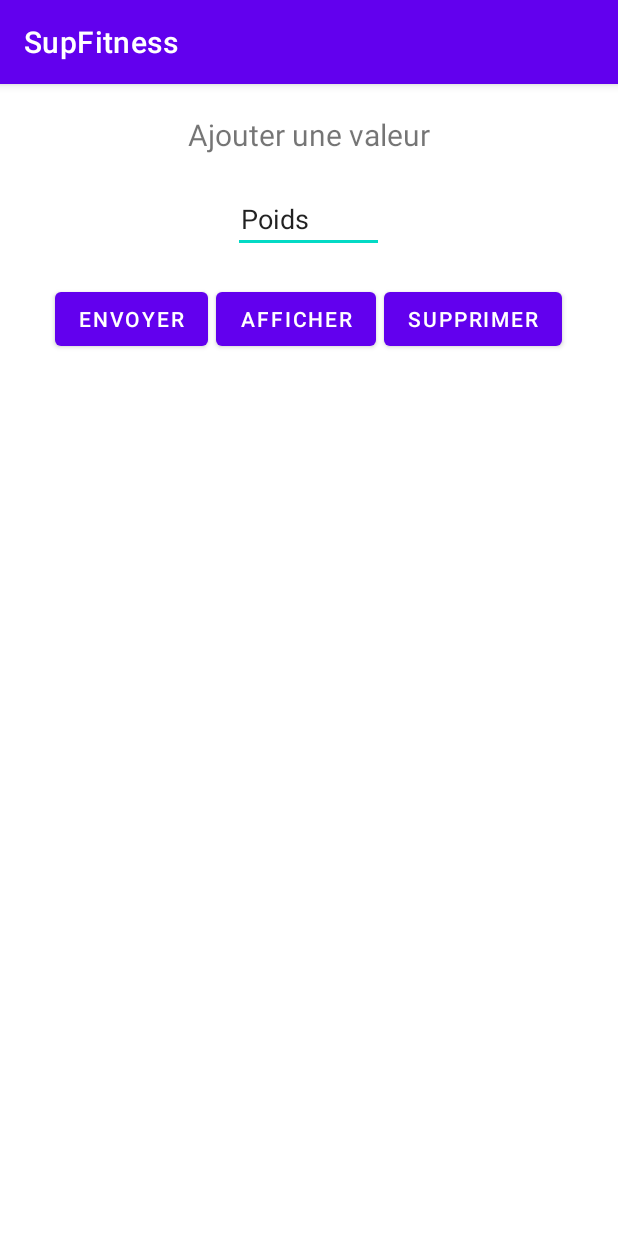
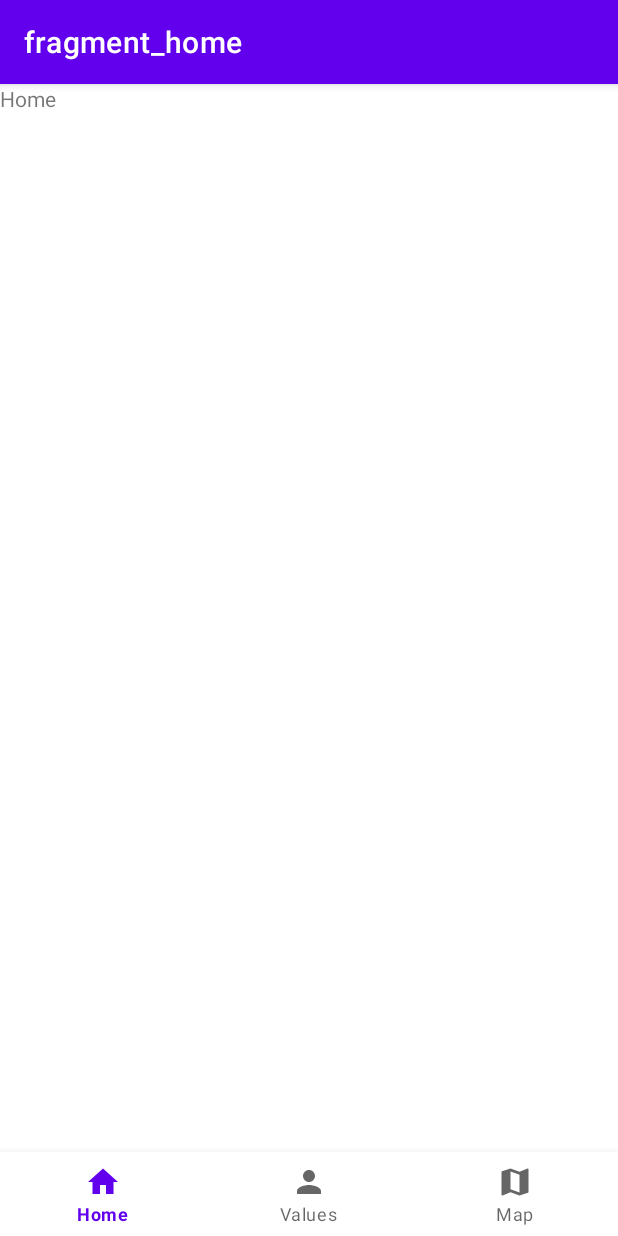
Before and after one commit to V-Dujardin/SupFitness, an Android app: the screen it shows after launch (MainActivity), on a phone screen of 412 x 824 dp. Run offline under Robolectric (Android 15) with nearby library versions, the phone set to English and light mode, and no system bars; our stand-ins replace navigation-ui.

Commit message:
Menu bottom done and db connect fine

```diff
--- a/app/build.gradle
+++ b/app/build.gradle
@@ -37,11 +37,14 @@ android {
 dependencies {
 
     implementation 'androidx.core:core-ktx:1.7.0'
-    implementation 'androidx.appcompat:appcompat:1.3.1'
+    implementation 'androidx.appcompat:appcompat:1.0.0'
     implementation 'com.google.android.material:material:1.4.0'
     implementation 'androidx.constraintlayout:constraintlayout:2.1.1'
     implementation 'androidx.lifecycle:lifecycle-livedata-ktx:2.4.0'
     implementation 'androidx.lifecycle:lifecycle-viewmodel-ktx:2.4.0'
+    implementation 'androidx.navigation:navigation-fragment-ktx:2.3.5'
+    implementation 'androidx.navigation:navigation-ui-ktx:2.3.5'
+    implementation 'androidx.legacy:legacy-support-v4:1.0.0'
     testImplementation 'junit:junit:4.+'
     androidTestImplementation 'androidx.test.ext:junit:1.1.3'
     androidTestImplementation 'androidx.test.espresso:espresso-core:3.4.0'
--- a/app/src/main/java/com/example/supfitness/database/DataManager.java
+++ /dev/null
@@ -1,73 +0,0 @@
-package com.example.supfitness.database;
-
-import android.content.ContentValues;
-import android.content.Context;
-import android.database.Cursor;
-import android.database.sqlite.SQLiteDatabase;
-import android.database.sqlite.SQLiteOpenHelper;
-import android.util.Log;
-
-import com.example.supfitness.data.PoundModel;
-
-public class DataManager extends SQLiteOpenHelper {
-
-
-    private static final String DATABASE_NAME = "fitness";
-    private static final int DATABASE_VERSION = 1;
-    private static final String FITNESS_KEY = "fitness_id";
-    private static final String FITNESS_POUND = "pound";
-    private static final String FITNESS_NAME = "name";
-
-
-
-    public DataManager(Context context) {
-        super(context, DATABASE_NAME,null,DATABASE_VERSION);
-    }
-
-
-    @Override
-    public void onCreate(SQLiteDatabase db) {
-        String commandSql = "CREATE TABLE " + DATABASE_NAME + "(" + FITNESS_KEY + " INTEGER PRIMARY KEY AUTOINCREMENT, " + FITNESS_NAME + " TEXT," + FITNESS_POUND + " TEXT)";
-        db.execSQL(commandSql);
-        Log.i("data","Base de donnée créer");
-
-    }
-
-    @Override
-    public void onUpgrade(SQLiteDatabase sqLiteDatabase, int i, int i1) {
-        SQLiteDatabase db = this.getWritableDatabase();
-        db.execSQL("drop Table if exists " + DATABASE_NAME);
-
-    }
-
-    /*public void insertValue(String nameUserUpdate, String poundUserUpdate){
-        SQLiteDatabase db = this.getWritableDatabase();
-        ContentValues values = new ContentValues();
-        values.put(FITNESS_NAME,nameUserUpdate);
-        values.put(FITNESS_POUND,poundUserUpdate);
-        db.insert(DATABASE_NAME, null,values);
-    }*/
-
-    public void insertValueInDataBase(PoundModel poundModel){
-
-    }
-
-    public void updateValue(String nameUserUpdate, String poundUserUpdate){
-        SQLiteDatabase db = this.getWritableDatabase();
-        ContentValues values = new ContentValues();
-        values.put(FITNESS_NAME,nameUserUpdate);
-        values.put(FITNESS_POUND,poundUserUpdate);
-        db.update(DATABASE_NAME,values, "name=?", new String[]{nameUserUpdate});
-    }
-
-    public void deleteAllData(){
-        SQLiteDatabase db = this.getWritableDatabase();
-        db.execSQL("delete from "+ DATABASE_NAME);
-    }
-
-    public Cursor alldata(){
-        SQLiteDatabase db = this.getWritableDatabase();
-        Cursor cursor = db.rawQuery("select * from fitness",null);
-        return cursor;
-    }
-}
--- a/app/src/main/java/com/example/supfitness/database/DataManage.kt
+++ b/app/src/main/java/com/example/supfitness/database/DataManager.kt
@@ -8,7 +8,7 @@ import android.database.sqlite.SQLiteDatabase
 import android.database.sqlite.SQLiteOpenHelper
 import com.example.supfitness.data.PoundModel
 
-class DataManage(context: Context) :
+class DataManager(context: Context?) :
     SQLiteOpenHelper(context, DATABASE_NAME, null, DATABASE_VERSION) {
 
     companion object {
--- a/app/src/main/java/com/example/supfitness/home/MainActivity.kt
+++ /dev/null
@@ -1,69 +0,0 @@
-package com.example.supfitness.home
-
-import android.database.Cursor
-import android.os.Bundle
-import android.util.Log
-import android.widget.Button
-import android.widget.EditText
-import android.widget.Toast
-import androidx.appcompat.app.AppCompatActivity
-import com.example.supfitness.R
-import com.example.supfitness.data.PoundModel
-import com.example.supfitness.database.DataManage
-import com.example.supfitness.database.DataManager
-
-class MainActivity : AppCompatActivity() {
-
-    private val dataManager = DataManager(this)
-    private val dataManage = DataManage(this)
-
-    override fun onCreate(savedInstanceState: Bundle?) {
-        super.onCreate(savedInstanceState)
-        setContentView(R.layout.activity_main)
-
-
-
-        val recupInputFromEditText: EditText = findViewById(R.id.nameUser)
-        val sendButton: Button = findViewById(R.id.sendButton)
-        val showData: Button = findViewById(R.id.showData)
-        val dropData: Button = findViewById(R.id.dropData)
-
-
-        sendButton.setOnClickListener {
-            val inputUser = recupInputFromEditText.text
-            val stringToIntInputUser = Integer.parseInt(inputUser.toString())
-            addPoundInData(stringToIntInputUser)
-        }
-
-        showData.setOnClickListener {
-            getAllValuesFromDatabase()
-        }
-
-        dropData.setOnClickListener {
-            dataManager.deleteAllData()
-            Log.d("data", "Delete all data")
-        }
-    }
-
-
-    private fun addPoundInData(inputUser: Int) {
-
-        if (inputUser == null){
-            Toast.makeText(this, "Merci de rentrer une valeur", Toast.LENGTH_SHORT).show()
-        } else {
-            val newPound = PoundModel(inputUser, 3)
-            val addPoundInDatabase = dataManage.insertValueInDataBase(newPound)
-            if (addPoundInDatabase > -1){
-                Toast.makeText(this, "Poids ajouter", Toast.LENGTH_SHORT).show()
-            } else {
-                Toast.makeText(this, "Poids non ajouter", Toast.LENGTH_SHORT).show()
-
-            }
-        }
-    }
-
-    private fun getAllValuesFromDatabase(){
-        val value = dataManage.getAllValue()
-        Log.e("data", "${value.size}")
-    }
-}
--- /dev/null
+++ b/app/src/main/java/com/example/supfitness/main/MainActivity.kt
@@ -0,0 +1,37 @@
+package com.example.supfitness.main
+
+import android.os.Bundle
+import androidx.appcompat.app.AppCompatActivity
+import androidx.navigation.findNavController
+import androidx.navigation.ui.AppBarConfiguration
+import androidx.navigation.ui.setupWithNavController
+import androidx.navigation.ui.setupActionBarWithNavController
+import com.example.supfitness.R
+import com.example.supfitness.databinding.ActivityMainBinding
+import com.google.android.material.bottomnavigation.BottomNavigationView
+
+
+class MainActivity : AppCompatActivity() {
+
+    private lateinit var binding: ActivityMainBinding
+
+    override fun onCreate(savedInstanceState: Bundle?) {
+        super.onCreate(savedInstanceState)
+
+        binding = ActivityMainBinding.inflate(layoutInflater)
+        setContentView(binding.root)
+
+        val navView: BottomNavigationView = binding.navView
+
+        val navController = findNavController(R.id.nav_host_fragment_activity_main)
+        // Passing each menu ID as a set of Ids because each
+        // menu should be considered as top level destinations.
+        val appBarConfiguration = AppBarConfiguration(
+            setOf(
+                R.id.homeFragmentNav, R.id.valuesFragmentNav, R.id.mapFragmentNav
+            )
+        )
+        setupActionBarWithNavController(navController, appBarConfiguration)
+        navView.setupWithNavController(navController)
+    }
+}
--- /dev/null
+++ b/app/src/main/java/com/example/supfitness/pages/Home.kt
@@ -0,0 +1,12 @@
+package com.example.supfitness.pages
+
+import androidx.appcompat.app.AppCompatActivity
+import android.os.Bundle
+import androidx.fragment.app.Fragment
+import com.example.supfitness.R
+
+class Home : Fragment(R.layout.fragment_home) {
+    override fun onCreate(savedInstanceState: Bundle?) {
+        super.onCreate(savedInstanceState)
+    }
+}
--- /dev/null
+++ b/app/src/main/res/drawable/ic_baseline_home.xml
@@ -0,0 +1,10 @@
+<vector xmlns:android="http://schemas.android.com/apk/res/android"
+    android:width="24dp"
+    android:height="24dp"
+    android:viewportWidth="24"
+    android:viewportHeight="24"
+    android:tint="?attr/colorControlNormal">
+  <path
+      android:fillColor="@android:color/white"
+      android:pathData="M10,20v-6h4v6h5v-8h3L12,3 2,12h3v8z"/>
+</vector>
--- /dev/null
+++ b/app/src/main/res/drawable/ic_baseline_map.xml
@@ -0,0 +1,10 @@
+<vector xmlns:android="http://schemas.android.com/apk/res/android"
+    android:width="24dp"
+    android:height="24dp"
+    android:viewportWidth="24"
+    android:viewportHeight="24"
+    android:tint="?attr/colorControlNormal">
+  <path
+      android:fillColor="@android:color/white"
+      android:pathData="M20.5,3l-0.16,0.03L15,5.1 9,3 3.36,4.9c-0.21,0.07 -0.36,0.25 -0.36,0.48V20.5c0,0.28 0.22,0.5 0.5,0.5l0.16,-0.03L9,18.9l6,2.1 5.64,-1.9c0.21,-0.07 0.36,-0.25 0.36,-0.48V3.5c0,-0.28 -0.22,-0.5 -0.5,-0.5zM15,19l-6,-2.11V5l6,2.11V19z"/>
+</vector>
--- /dev/null
+++ b/app/src/main/res/drawable/ic_baseline_person.xml
@@ -0,0 +1,10 @@
+<vector xmlns:android="http://schemas.android.com/apk/res/android"
+    android:width="24dp"
+    android:height="24dp"
+    android:viewportWidth="24"
+    android:viewportHeight="24"
+    android:tint="?attr/colorControlNormal">
+  <path
+      android:fillColor="@android:color/white"
+      android:pathData="M12,12c2.21,0 4,-1.79 4,-4s-1.79,-4 -4,-4 -4,1.79 -4,4 1.79,4 4,4zM12,14c-2.67,0 -8,1.34 -8,4v2h16v-2c0,-2.66 -5.33,-4 -8,-4z"/>
+</vector>
--- a/app/src/main/res/layout/activity_main.xml
+++ b/app/src/main/res/layout/activity_main.xml
@@ -1,65 +1,32 @@
 <?xml version="1.0" encoding="utf-8"?>
-<LinearLayout xmlns:android="http://schemas.android.com/apk/res/android"
+<androidx.constraintlayout.widget.ConstraintLayout xmlns:android="http://schemas.android.com/apk/res/android"
+    xmlns:app="http://schemas.android.com/apk/res-auto"
     xmlns:tools="http://schemas.android.com/tools"
     android:layout_width="match_parent"
     android:layout_height="match_parent"
-    android:orientation="vertical"
-    tools:context=".home.MainActivity">
-
-    <LinearLayout
-        android:layout_width="match_parent"
-        android:layout_height="wrap_content"
-        android:orientation="vertical"
-        android:gravity="center"
-        android:layout_marginTop="20dp"
-        android:layout_marginBottom="20dp">
-
-        <TextView
-            android:layout_width="wrap_content"
-            android:layout_height="wrap_content"
-            android:text="Ajouter une valeur"
-            android:textSize="20sp"
-            android:layout_marginBottom="20dp"/>
-
-        <EditText
-            android:id="@+id/nameUser"
-            android:inputType="number"
-            android:layout_width="wrap_content"
-            android:layout_height="wrap_content"
-            android:text="Poids"
-            android:paddingRight="50dp"
-            android:paddingLeft="5dp"/>
-    </LinearLayout>
-
-    <LinearLayout
-        android:layout_width="match_parent"
-        android:layout_height="wrap_content"
-        android:orientation="horizontal"
-        android:gravity="center">
-
-        <Button
-            android:id="@+id/sendButton"
-            android:layout_width="wrap_content"
-            android:layout_height="wrap_content"
-            android:text="envoyer"
-            android:layout_marginRight="5dp"/>
-        <Button
-            android:id="@+id/showData"
-            android:layout_width="wrap_content"
-            android:layout_height="wrap_content"
-            android:text="afficher"
-            android:layout_marginRight="5dp"/>
-        <Button
-            android:id="@+id/dropData"
-            android:layout_width="wrap_content"
-            android:layout_height="wrap_content"
-            android:text="supprimer"
-            />
-
-    </LinearLayout>
+    tools:context=".main.MainActivity">
 
 
+    <com.google.android.material.bottomnavigation.BottomNavigationView
+        android:id="@+id/nav_view"
+        android:layout_width="0dp"
+        android:layout_height="wrap_content"
+        android:background="@color/white"
+        app:layout_constraintBottom_toBottomOf="parent"
+        app:layout_constraintEnd_toEndOf="parent"
+        app:layout_constraintStart_toStartOf="parent"
+        app:menu="@menu/main_menu" />
 
+    <fragment
+        android:id="@+id/nav_host_fragment_activity_main"
+        android:name="androidx.navigation.fragment.NavHostFragment"
+        android:layout_width="match_parent"
+        android:layout_height="match_parent"
+        app:defaultNavHost="true"
+        app:layout_constraintBottom_toTopOf="@id/nav_view"
+        app:layout_constraintLeft_toLeftOf="parent"
+        app:layout_constraintRight_toRightOf="parent"
+        app:layout_constraintTop_toTopOf="parent"
+        app:navGraph="@navigation/nav_main" />
 
-
-</LinearLayout>
+</androidx.constraintlayout.widget.ConstraintLayout>
--- /dev/null
+++ b/app/src/main/res/layout/fragment_home.xml
@@ -0,0 +1,14 @@
+<?xml version="1.0" encoding="utf-8"?>
+<FrameLayout xmlns:android="http://schemas.android.com/apk/res/android"
+    xmlns:tools="http://schemas.android.com/tools"
+    android:layout_width="match_parent"
+    android:layout_height="match_parent"
+    tools:context=".pages.Home">
+
+    <!-- TODO: Update blank fragment layout -->
+    <TextView
+        android:layout_width="match_parent"
+        android:layout_height="match_parent"
+        android:text="Home" />
+
+</FrameLayout>
--- a/app/src/main/res/menu/main_menu.xml
+++ b/app/src/main/res/menu/main_menu.xml
@@ -1,6 +1,17 @@
 <?xml version="1.0" encoding="utf-8"?>
 <menu xmlns:android="http://schemas.android.com/apk/res/android">
 
-    <item android:title="TODO">Valentin</item>
+    <item
+        android:id="@+id/homeFragmentNav"
+        android:icon="@drawable/ic_baseline_home"
+        android:title="Home" />
+    <item
+        android:id="@+id/valuesFragmentNav"
+        android:icon="@drawable/ic_baseline_person"
+        android:title="Values" />
+    <item
+        android:id="@+id/mapFragmentNav"
+        android:icon="@drawable/ic_baseline_map"
+        android:title="Map" />
 
 </menu>
--- /dev/null
+++ b/app/src/main/res/navigation/nav_main.xml
@@ -0,0 +1,23 @@
+<?xml version="1.0" encoding="utf-8"?>
+<navigation xmlns:android="http://schemas.android.com/apk/res/android"
+    xmlns:app="http://schemas.android.com/apk/res-auto"
+    xmlns:tools="http://schemas.android.com/tools"
+    android:id="@+id/nav_main"
+    app:startDestination="@id/homeFragmentNav">
+
+    <fragment
+        android:id="@+id/homeFragmentNav"
+        android:name="com.example.supfitness.pages.Home"
+        android:label="fragment_home"
+        tools:layout="@layout/fragment_home" />
+    <fragment
+        android:id="@+id/valuesFragmentNav"
+        android:name="com.example.supfitness.pages.Values"
+        android:label="fragment_values"
+        tools:layout="@layout/fragment_values" />
+    <fragment
+        android:id="@+id/mapFragmentNav"
+        android:name="com.example.supfitness.pages.Map"
+        android:label="fragment_map"
+        tools:layout="@layout/fragment_map" />
+</navigation>
--- a/app/src/main/res/values/strings.xml
+++ b/app/src/main/res/values/strings.xml
@@ -3,4 +3,6 @@
     <string name="title_activity_menu_style">menuStyle</string>
     <string name="tab_text_1">Tab 1</string>
     <string name="tab_text_2">Tab 2</string>
+    <!-- TODO: Remove or change this placeholder text -->
+    <string name="hello_blank_fragment">Hello blank fragment</string>
 </resources>
```
Also changed, not shown: app/src/main/AndroidManifest.xml (+10 -1 lines), app/src/main/java/com/example/supfitness/pages/Map.kt (added, +12 -0 lines), app/src/main/java/com/example/supfitness/pages/Values.kt (added, +83 -0 lines), app/src/main/res/layout/fragment_map.xml (added, +14 -0 lines), app/src/main/res/layout/fragment_values.xml (added, +67 -0 lines).
